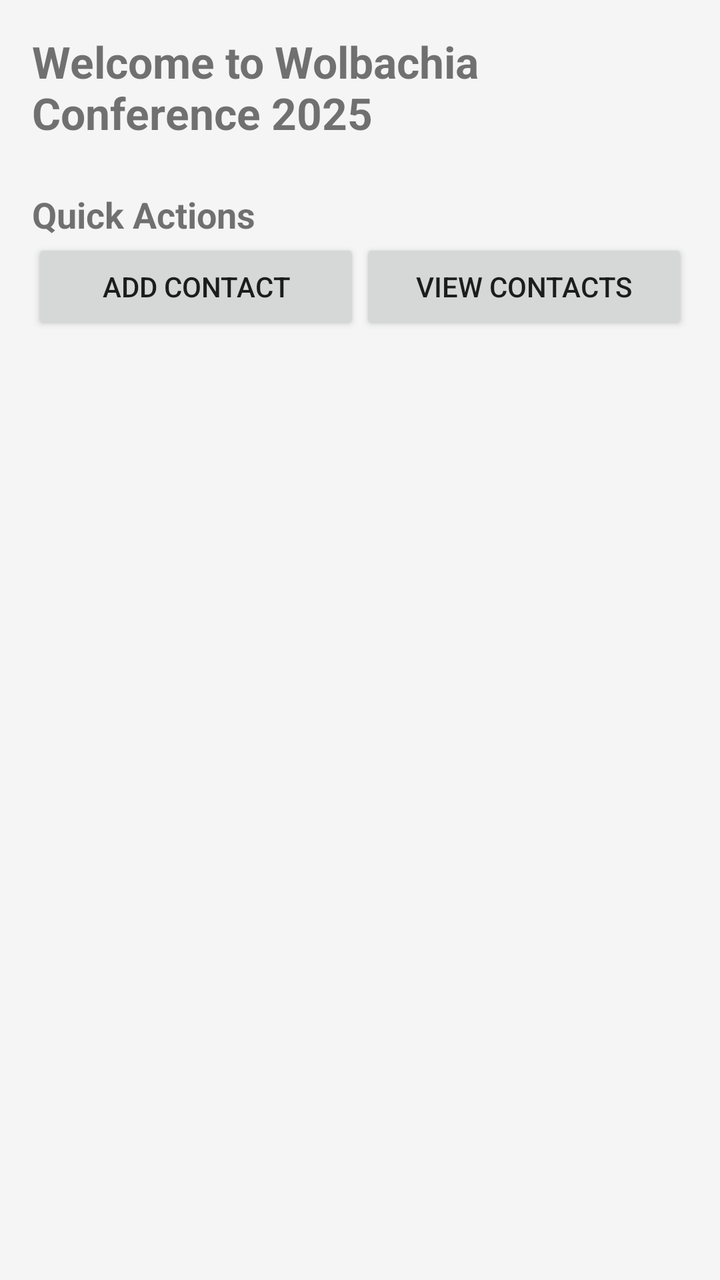
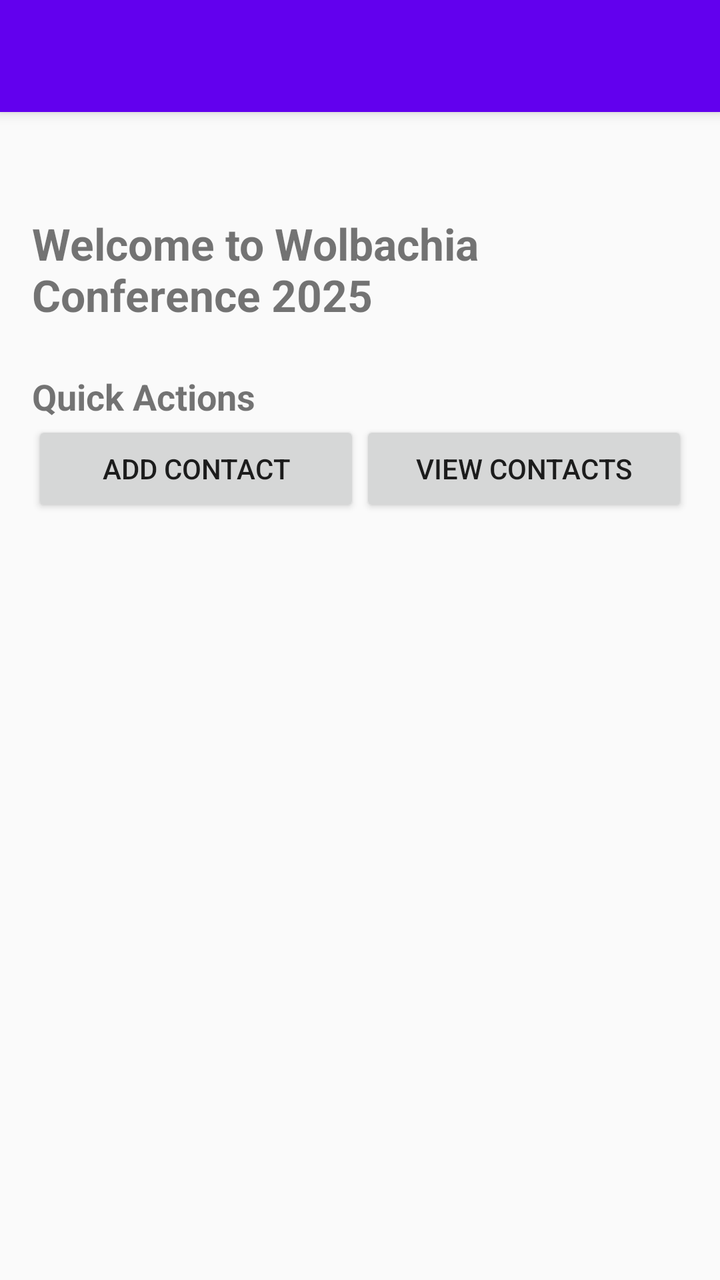

Screens rendered from an Android XML layout before and after an edit, with the pre-edit source and the edit as a unified diff.
<!-- AndroidManifest.xml: application theme AppTheme -->
<!-- res/layout/activity_main.xml -->
<?xml version="1.0" encoding="utf-8"?>
<androidx.drawerlayout.widget.DrawerLayout xmlns:android="http://schemas.android.com/apk/res/android"
    xmlns:app="http://schemas.android.com/apk/res-auto"
    xmlns:tools="http://schemas.android.com/tools"
    android:id="@+id/drawer_layout"
    android:layout_width="match_parent"
    android:layout_height="match_parent"
    tools:context=".activities.MainActivity">

    <androidx.appcompat.widget.Toolbar
        android:id="@+id/toolbar"
        android:layout_width="match_parent"
        android:layout_height="?attr/actionBarSize"
        android:background="?attr/colorPrimary"
        android:theme="@style/ThemeOverlay.AppCompat.Dark.ActionBar"
        app:popupTheme="@style/ThemeOverlay.AppCompat.Light" />

    
    <LinearLayout
        android:layout_width="match_parent"
        android:layout_height="match_parent"
        android:orientation="vertical"
        android:padding="16dp">

        <TextView
            android:id="@+id/titleText"
            android:layout_width="wrap_content"
            android:layout_height="wrap_content"
            android:text="Welcome to Wolbachia Conference 2025"
            android:textSize="22sp"
            android:textStyle="bold" />

        <TextView
            android:id="@+id/quickActionsTitle"
            android:layout_width="wrap_content"
            android:layout_height="wrap_content"
            android:text="Quick Actions"
            android:textSize="18sp"
            android:textStyle="bold"
            android:layout_marginTop="24dp" />

        <LinearLayout
            android:layout_width="match_parent"
            android:layout_height="wrap_content"
            android:orientation="horizontal"
            android:gravity="center">

            <Button
                android:id="@+id/btn_add_contact"
                android:layout_width="0dp"
                android:layout_height="wrap_content"
                android:layout_weight="1"
                android:text="Add Contact" />

            <Button
                android:id="@+id/btn_view_contacts"
                android:layout_width="0dp"
                android:layout_height="wrap_content"
                android:layout_weight="1"
                android:text="View Contacts" />
        </LinearLayout>

    </LinearLayout>

    
    <com.google.android.material.navigation.NavigationView
        android:id="@+id/nav_view"
        android:layout_width="wrap_content"
        android:layout_height="match_parent"
        android:layout_gravity="start"
        app:headerLayout="@layout/nav_header"
        app:menu="@menu/drawer_menu" />

</androidx.drawerlayout.widget.DrawerLayout>
<!-- res/layout/nav_header.xml (included above) -->
<?xml version="1.0" encoding="utf-8"?>
<LinearLayout xmlns:android="http://schemas.android.com/apk/res/android"
    android:layout_width="match_parent"
    android:layout_height="wrap_content"
    android:orientation="vertical"
    android:gravity="center"
    android:padding="16dp"
    android:background="@color/colorPrimary">

    <ImageView
        android:id="@+id/sakura_logo"
        android:layout_width="80dp"
        android:layout_height="80dp"
        android:src="@drawable/sakura_flower"
        android:contentDescription="Sakura Logo" />

    <TextView
        android:layout_width="wrap_content"
        android:layout_height="wrap_content"
        android:text="Wolbachia Conference 2025"
        android:textSize="20sp"
        android:textStyle="bold"
        android:textColor="@android:color/white" />

</LinearLayout>
<!-- resources referenced by this layout -->
<resources>
  <color name="colorPrimary">#6200EE</color>
  <!-- drawable sakura_flower: jpg bitmap (drawable, 23583 bytes) -->
  <style name="AppTheme" parent="Theme.AppCompat.Light.NoActionBar">
          
          <item name="windowActionBar">false</item>
          <item name="windowNoTitle">true</item>
      </style>
</resources>

<!-- the commit's change to res/layout/activity_main.xml (unified diff, before → after) -->
@@ -7,59 +7,74 @@
     android:layout_height="match_parent"
     tools:context=".activities.MainActivity">
 
-    <androidx.appcompat.widget.Toolbar
-        android:id="@+id/toolbar"
-        android:layout_width="match_parent"
-        android:layout_height="?attr/actionBarSize"
-        android:background="?attr/colorPrimary"
-        android:theme="@style/ThemeOverlay.AppCompat.Dark.ActionBar"
-        app:popupTheme="@style/ThemeOverlay.AppCompat.Light" />
-
     
     <LinearLayout
         android:layout_width="match_parent"
         android:layout_height="match_parent"
-        android:orientation="vertical"
-        android:padding="16dp">
+        android:orientation="vertical">
 
-        <TextView
-            android:id="@+id/titleText"
-            android:layout_width="wrap_content"
-            android:layout_height="wrap_content"
-            android:text="Welcome to Wolbachia Conference 2025"
-            android:textSize="22sp"
-            android:textStyle="bold" />
+        
+        <androidx.appcompat.widget.Toolbar
+            android:id="@+id/toolbar"
+            android:layout_width="match_parent"
+            android:layout_height="?attr/actionBarSize"
+            android:background="@color/colorPrimary"
+            android:elevation="4dp"
+            android:theme="@style/ThemeOverlay.AppCompat.Dark.ActionBar"/>
 
-        <TextView
-            android:id="@+id/quickActionsTitle"
-            android:layout_width="wrap_content"
-            android:layout_height="wrap_content"
-            android:text="Quick Actions"
-            android:textSize="18sp"
-            android:textStyle="bold"
-            android:layout_marginTop="24dp" />
-
+        
         <LinearLayout
             android:layout_width="match_parent"
-            android:layout_height="wrap_content"
-            android:orientation="horizontal"
-            android:gravity="center">
+            android:layout_height="match_parent"
+            android:orientation="vertical"
+            android:padding="16dp">
 
-            <Button
-                android:id="@+id/btn_add_contact"
-                android:layout_width="0dp"
+            <TextView
+                android:id="@+id/titleText"
+                android:layout_width="wrap_content"
                 android:layout_height="wrap_content"
-                android:layout_weight="1"
-                android:text="Add Contact" />
+                android:textSize="20sp"
+                android:textStyle="bold"
+                android:paddingBottom="8dp"/>
 
-            <Button
-                android:id="@+id/btn_view_contacts"
-                android:layout_width="0dp"
+            <TextView
+                android:id="@+id/welcomeText"
+                android:layout_width="wrap_content"
                 android:layout_height="wrap_content"
-                android:layout_weight="1"
-                android:text="View Contacts" />
+                android:text="Welcome to Wolbachia Conference 2025"
+                android:textSize="22sp"
+                android:textStyle="bold" />
+
+            <TextView
+                android:id="@+id/quickActionsTitle"
+                android:layout_width="wrap_content"
+                android:layout_height="wrap_content"
+                android:text="Quick Actions"
+                android:textSize="18sp"
+                android:textStyle="bold"
+                android:layout_marginTop="24dp" />
+
+            <LinearLayout
+                android:layout_width="match_parent"
+                android:layout_height="wrap_content"
+                android:orientation="horizontal"
+                android:gravity="center">
+
+                <Button
+                    android:id="@+id/btn_add_contact"
+                    android:layout_width="0dp"
+                    android:layout_height="wrap_content"
+                    android:layout_weight="1"
+                    android:text="Add Contact" />
+
+                <Button
+                    android:id="@+id/btn_view_contacts"
+                    android:layout_width="0dp"
+                    android:layout_height="wrap_content"
+                    android:layout_weight="1"
+                    android:text="View Contacts" />
+            </LinearLayout>
         </LinearLayout>
-
     </LinearLayout>
 
     
@@ -69,7 +84,8 @@
         android:layout_height="match_parent"
         android:layout_gravity="start"
         app:headerLayout="@layout/nav_header"
-        app:menu="@menu/drawer_menu" />
+        app:menu="@menu/drawer_menu"
+        android:elevation="8dp"/>
 
 </androidx.drawerlayout.widget.DrawerLayout>
 <!-- res/layout/nav_header.xml (included above) -->
